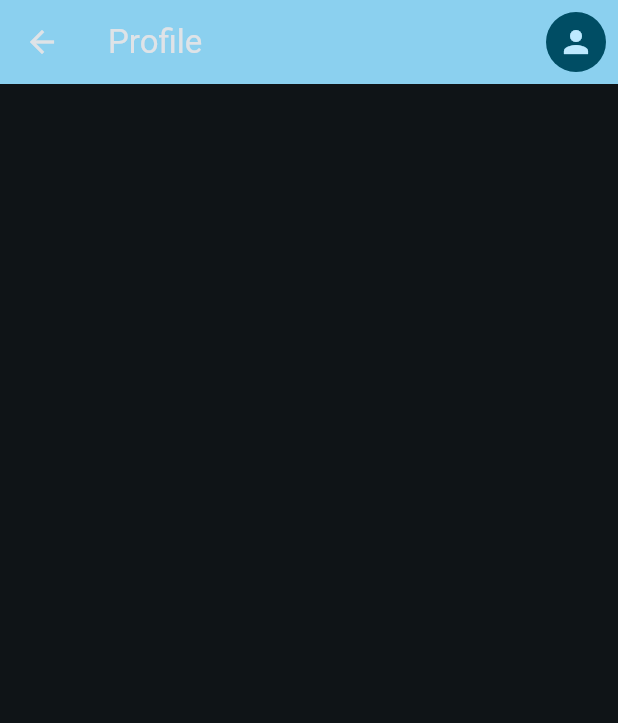
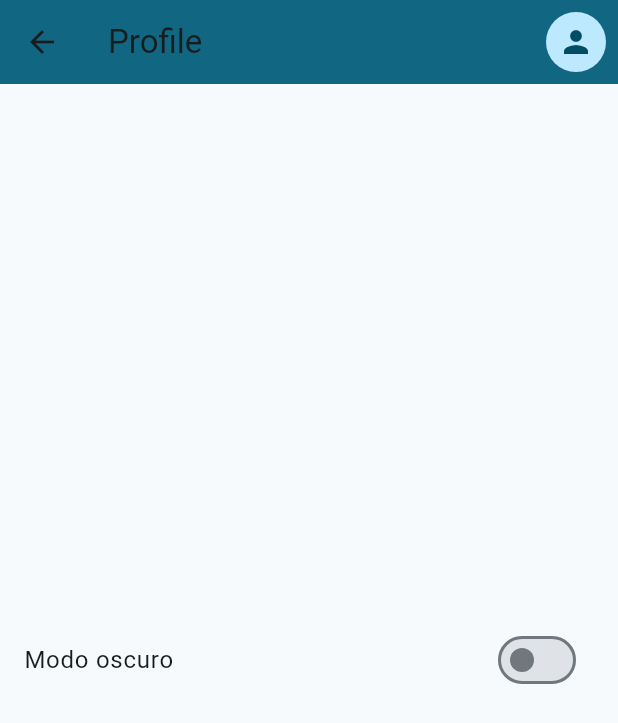
Before and after one commit to FranCuschie/PrototipoFlutter, a Flutter app: the Profile screen opened directly, on a phone screen of 412 x 824 dp. Shown: the top 723 px of the screen. Run offline on Flutter 3.47's test engine with Material 3 defaults, Android fonts, the phone set to English and light mode, and no system bars; network calls fail.

Commit message:
Dark, light Themes
Se agrego la posibilidad de tener el thema oscuro o claro, queda agregar los botones para el color del thema

```diff
--- a/lib/screens/profile_screen.dart
+++ b/lib/screens/profile_screen.dart
@@ -1,4 +1,6 @@
 import 'package:flutter/material.dart';
+import 'package:provider/provider.dart';
+import 'package:flutter_application_1/themes/theme_notifier.dart';
 
 class Profile extends StatelessWidget {
   const Profile({super.key});
@@ -6,6 +8,7 @@ class Profile extends StatelessWidget {
   @override
   Widget build(BuildContext context) {
     final colors = Theme.of(context).colorScheme;
+    final themeNotifier = Provider.of<ThemeNotifier>(context);
 
     return Scaffold(
         appBar: AppBar(
@@ -20,6 +23,17 @@ class Profile extends StatelessWidget {
             )
           ],
         ),
-    );
+        body: Center(
+          child: Consumer<ThemeNotifier>(
+            builder: (context, notifier, _) {
+              return SwitchListTile(
+                  title: const Text('Modo oscuro'),
+                  value: notifier.isDark,
+                  onChanged: (value) {
+                    notifier.toggleBrightness(value);
+                  });
+            },
+          ),
+        ));
   }
 }
--- a/lib/themes/default_theme.dart
+++ b/lib/themes/default_theme.dart
@@ -8,8 +8,9 @@ const List<Color> _colorThemes = [
 
 class DefaultTheme {
   final int selectedColor;
+  final Brightness brightness;
 
-  DefaultTheme({this.selectedColor = 0})
+  DefaultTheme({this.selectedColor = 0, required this.brightness})
       : assert(selectedColor >= 0 && selectedColor <= _colorThemes.length - 1,
             'El color debe estar entre 0 y ${_colorThemes.length}');
 
@@ -17,6 +18,6 @@ class DefaultTheme {
     return ThemeData(
         useMaterial3: true,
         colorSchemeSeed: _colorThemes[selectedColor],
-        brightness: Brightness.dark);
+        brightness: brightness);
   }
 }
--- /dev/null
+++ b/lib/themes/theme_notifier.dart
@@ -0,0 +1,15 @@
+import 'package:flutter/material.dart';
+import 'package:flutter_application_1/themes/default_theme.dart';
+
+class ThemeNotifier extends ChangeNotifier {
+  Brightness _brightness = Brightness.light;
+
+  ThemeData get theme => DefaultTheme(brightness: _brightness).theme();
+
+  bool get isDark => _brightness == Brightness.dark;
+
+  void toggleBrightness(bool isDark) {
+    _brightness = isDark ? Brightness.dark : Brightness.light;
+    notifyListeners();
+  }
+}
--- a/pubspec.yaml
+++ b/pubspec.yaml
@@ -37,6 +37,7 @@ dependencies:
   cupertino_icons: ^1.0.2
   flutter_dotenv: ^5.2.1
   http: ^1.2.0
+  provider: ^6.1.5
 
 dev_dependencies:
   flutter_test:
```
Also changed, not shown: lib/main.dart (+12 -2 lines), lib/screens/pokemon2da_screen.dart (+10 -3 lines), pubspec.lock. Lines whose indentation alone changed are shown as unchanged.
